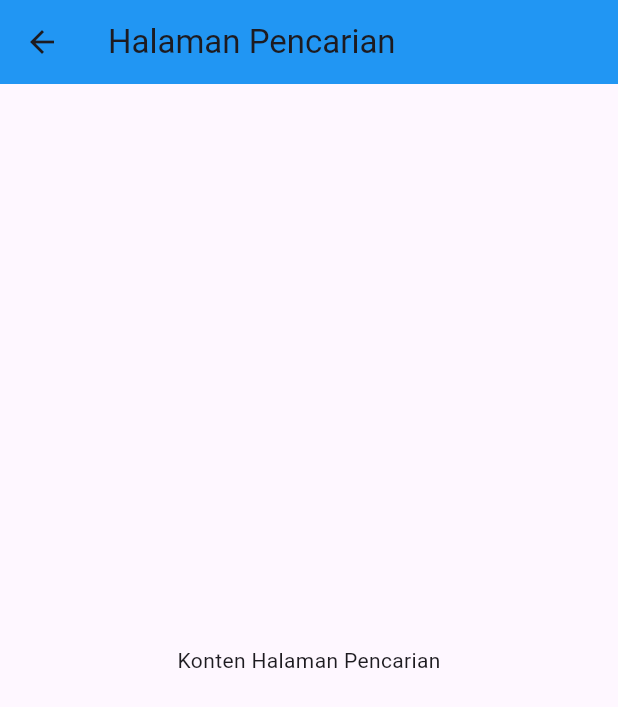
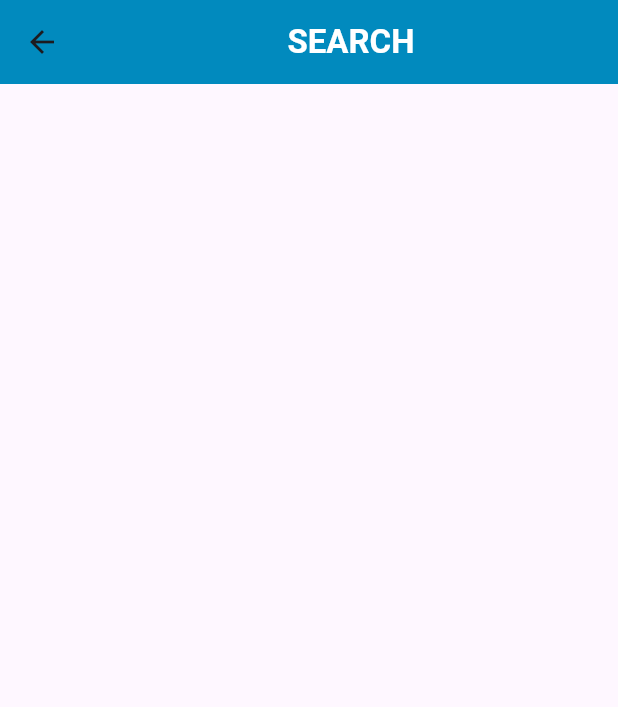
Before and after one commit to Vendettaa666/user_homepage, a Flutter app: the SearchPage screen opened directly, on a phone screen of 412 x 824 dp. Shown: the top 707 px of the screen. Run offline on Flutter 3.47's test engine with Material 3 defaults, Android fonts, the phone set to English and light mode, and no system bars.

Commit message:
ubah warna header

```diff
--- a/lib/screens/search.dart
+++ b/lib/screens/search.dart
@@ -6,10 +6,17 @@
     @override
     Widget build(BuildContext context) {
       return Scaffold(
-        appBar: AppBar(
-          backgroundColor: Colors.blue,
-          title: const Text('Halaman Pencarian')),
-        body: const Center(child: Text('Konten Halaman Pencarian')),
+        appBar: AppBar(title: Center(
+          child: Text(
+            "SEARCH",
+            style: TextStyle(
+              fontWeight: FontWeight.bold,
+              color: Colors.white
+            )
+          ),
+        ),
+        backgroundColor: Color(0xFF018ABE),
+      ),
       );
     }
   }
```
Also changed, not shown: lib/screens/cart.dart (+11 -4 lines), lib/screens/history_page.dart (+11 -3 lines), lib/screens/home_page.dart (+7 -12 lines), lib/screens/profile_page.dart (+11 -4 lines).
